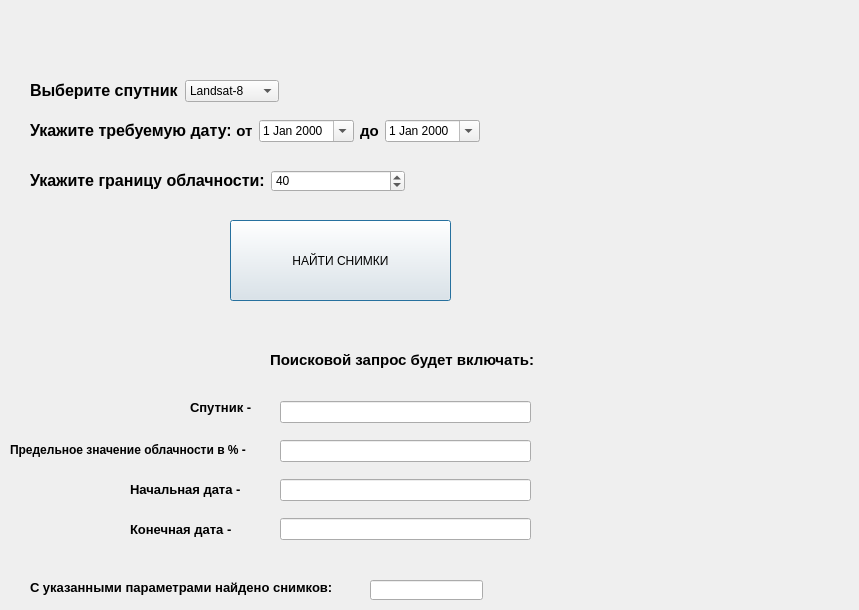
NosyParker/qgis-satellite-images-downloader, file satellite_images_downloader_dialog_base.ui: the form before one commit.
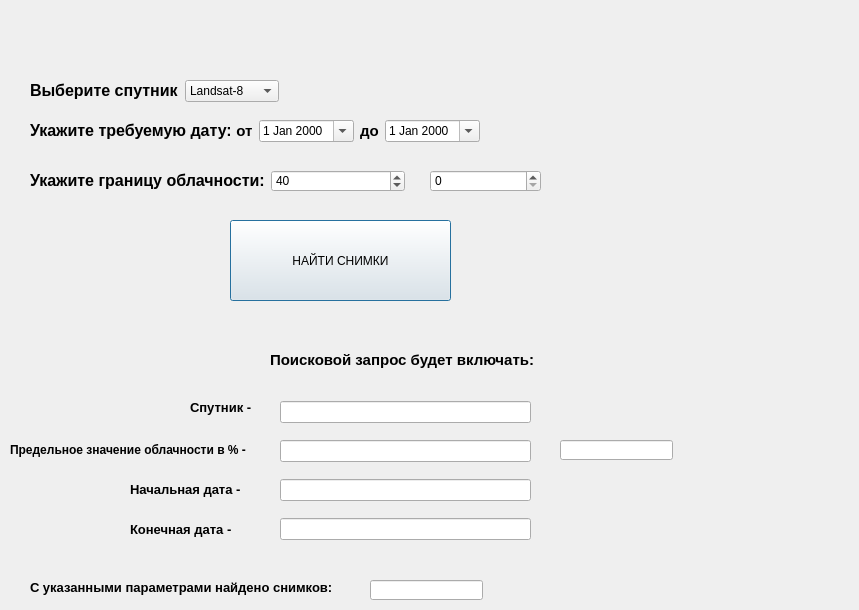
The form after the commit.

Commit message: Add cloud_from and cloud_to options

The edit to the form file:
```diff
--- a/satellite_images_downloader_dialog_base.ui
+++ b/satellite_images_downloader_dialog_base.ui
@@ -256,6 +256,29 @@
     <string>&lt;html&gt;&lt;head/&gt;&lt;body&gt;&lt;p&gt;&lt;span style=&quot; font-size:10pt; font-weight:600;&quot;&gt;С указанными параметрами найдено снимков:&lt;/span&gt;&lt;/p&gt;&lt;/body&gt;&lt;/html&gt;</string>
    </property>
   </widget>
+  <widget class="QSpinBox" name="cloudTo_spinBox">
+   <property name="geometry">
+    <rect>
+     <x>430</x>
+     <y>170</y>
+     <width>111</width>
+     <height>22</height>
+    </rect>
+   </property>
+   <property name="maximum">
+    <number>100</number>
+   </property>
+  </widget>
+  <widget class="QLineEdit" name="cloudTo_lineEdit">
+   <property name="geometry">
+    <rect>
+     <x>560</x>
+     <y>440</y>
+     <width>113</width>
+     <height>20</height>
+    </rect>
+   </property>
+  </widget>
  </widget>
  <resources/>
  <connections/>
```
Left out of the diff: 4 changed lines with no effect on the pictures. The commit also changes 1 other file.
